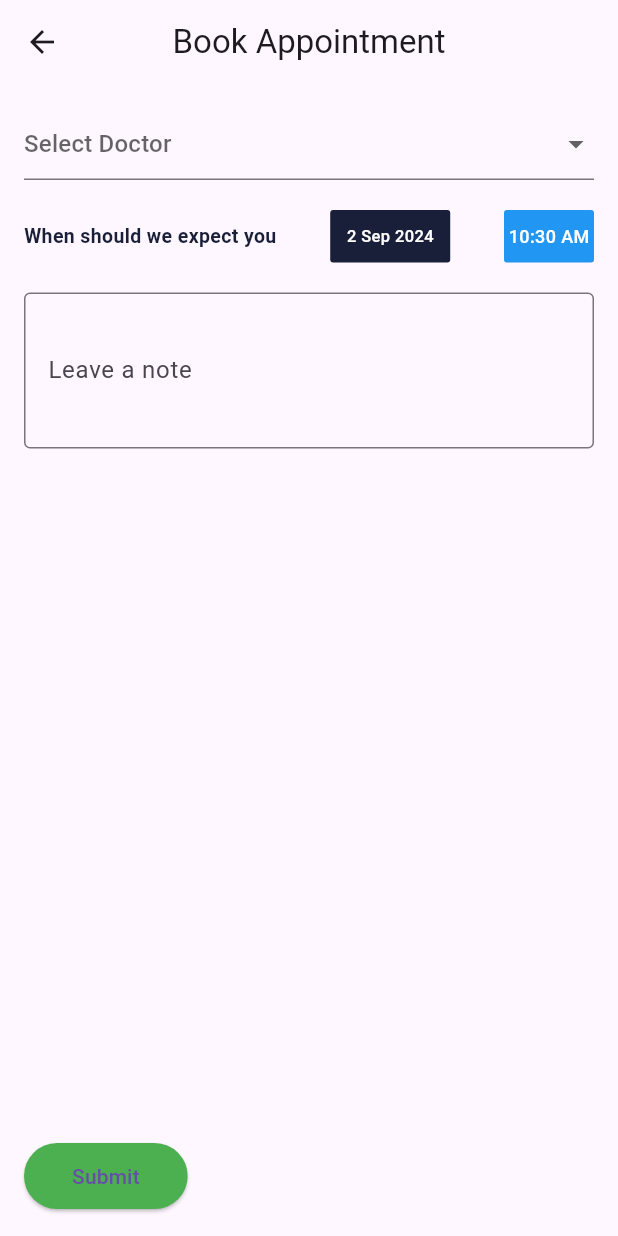
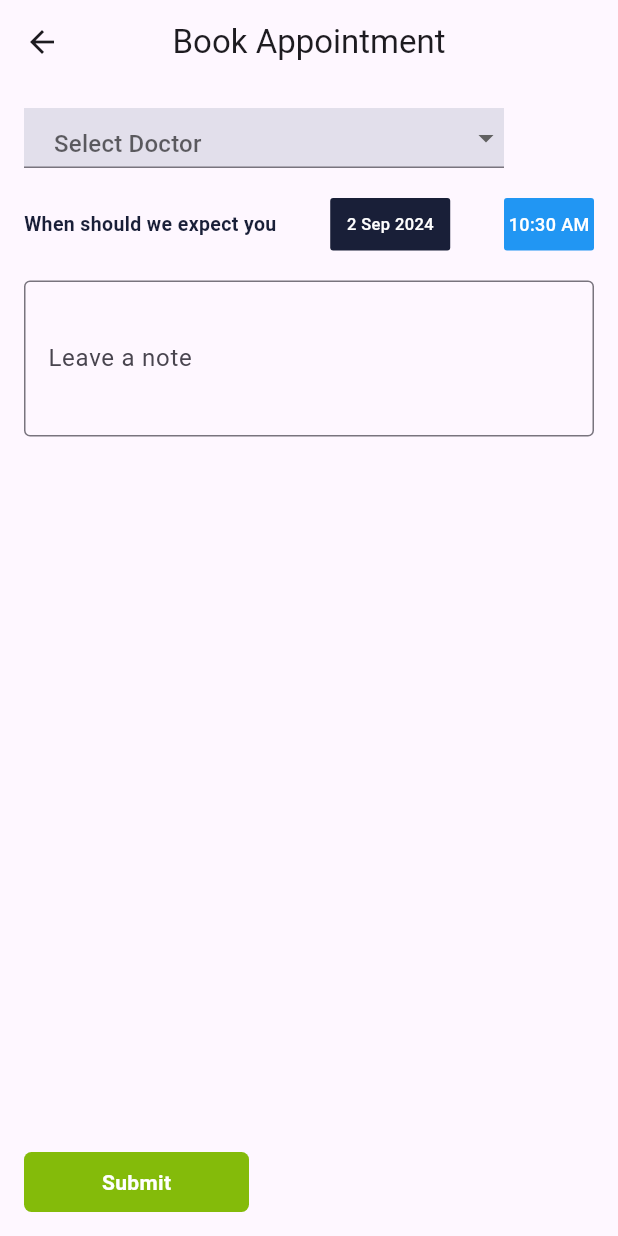
Before and after one commit to EDDY3018/Medi_Alert, a Flutter app: the BookingPage screen opened directly, on a phone screen of 412 x 824 dp. Run offline on Flutter 3.47's test engine with Material 3 defaults, Android fonts, the phone set to English and light mode, and no system bars; our stand-ins replace camera, cloud_functions, firebase_auth, firebase_core, firebase_database, fl_chart and 6 more; missing offline and left inert: persistent_bottom_nav_bar_plus, torch_controller; accounts and stored records are empty.

Commit message:
UI will be restructured

```diff
--- a/lib/modules /Home/view/home_page.dart
+++ b/lib/modules /Home/view/home_page.dart
@@ -122,7 +122,7 @@ class _HomePageState extends State<HomePage> {
             ),
             SizedBox(height: 10),
             QuickActionCard(
-              title: 'Set Alert Reminders',
+              title: 'Book Appintment and Set Alert Reminders',
               description:
                   'Set up and receive timely alerts to take your medications as prescribed, helping you stay on track with your treatment plan and maintain your health.',
               onTap: () {
--- a/lib/modules /Home/view/widgets/booking.dart
+++ b/lib/modules /Home/view/widgets/booking.dart
@@ -154,7 +154,14 @@ class _BookingPageState extends State<BookingPage> {
         child: Column(
           crossAxisAlignment: CrossAxisAlignment.start,
           children: [
-            DropdownButtonFormField<String>(
+            Container(
+              width: 320,
+              height: 40,
+              decoration: BoxDecoration(color: GREY),
+              child: DropdownButtonFormField<String>(
+                isExpanded: true,
+                padding: EdgeInsets.symmetric(horizontal: 20),
+                isDense: true,
                 value: _selectedDoctor,
                 hint: Text('Select Doctor'),
                 onChanged: (newValue) {
@@ -168,6 +175,7 @@ class _BookingPageState extends State<BookingPage> {
                     child: Text('${doctor['name']} (${doctor['staffID']})'),
                   );
                 }).toList(),
+              ),
             ),
             SizedBox(height: 20),
             Row(
@@ -223,14 +231,25 @@ class _BookingPageState extends State<BookingPage> {
               maxLines: 3,
             ),
             Spacer(),
-            ElevatedButton(
-              onPressed: _submitBooking,
-              child: Text('Submit'),
-              style: ElevatedButton.styleFrom(
-                padding: EdgeInsets.symmetric(horizontal: 32.0, vertical: 12.0),
-                backgroundColor: Colors.green,
+            GestureDetector(
+              onTap: _submitBooking,
+              child: Container(
+                  height: 40,
+                  width: 150,
+                  decoration: BoxDecoration(
+                    borderRadius: BorderRadius.circular(5),
+                    color: GREEN,
+                  ),
+                  child: Center(
+                    child: Text(
+                      'Submit',
+                      style: TextStyle(
+                        color: WHITE,
+                        fontWeight: FontWeight.w700,
                       ),
                     ),
+                  )),
+            )
           ],
         ),
       ),
```
Lines whose indentation alone changed are shown as unchanged.
